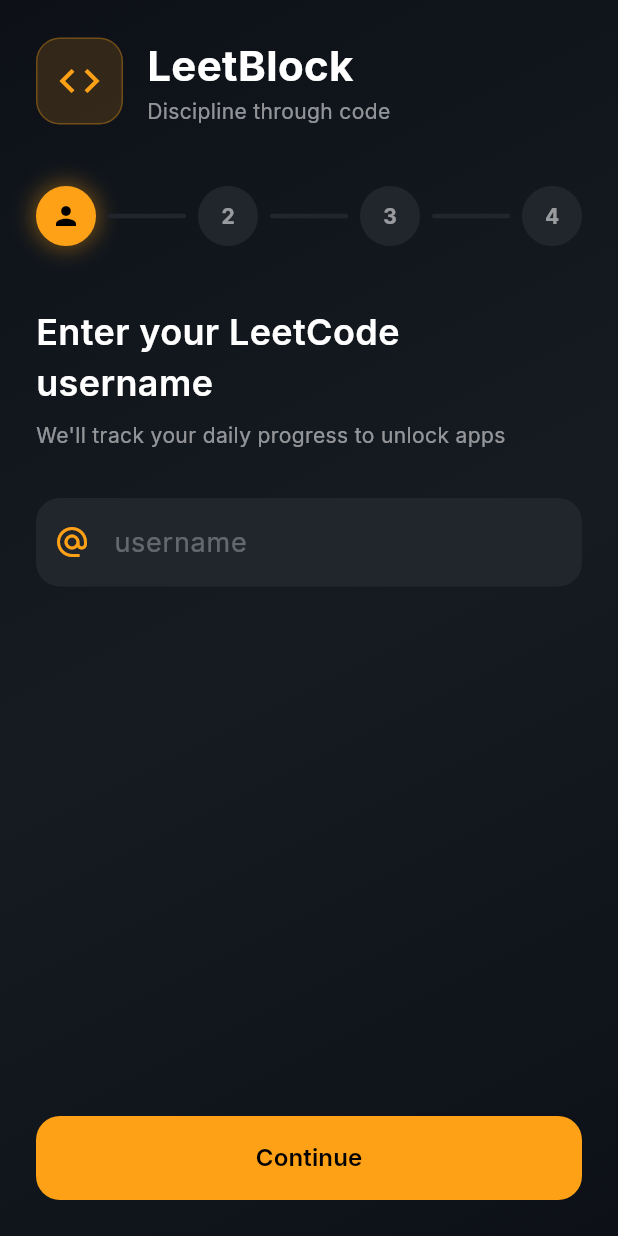
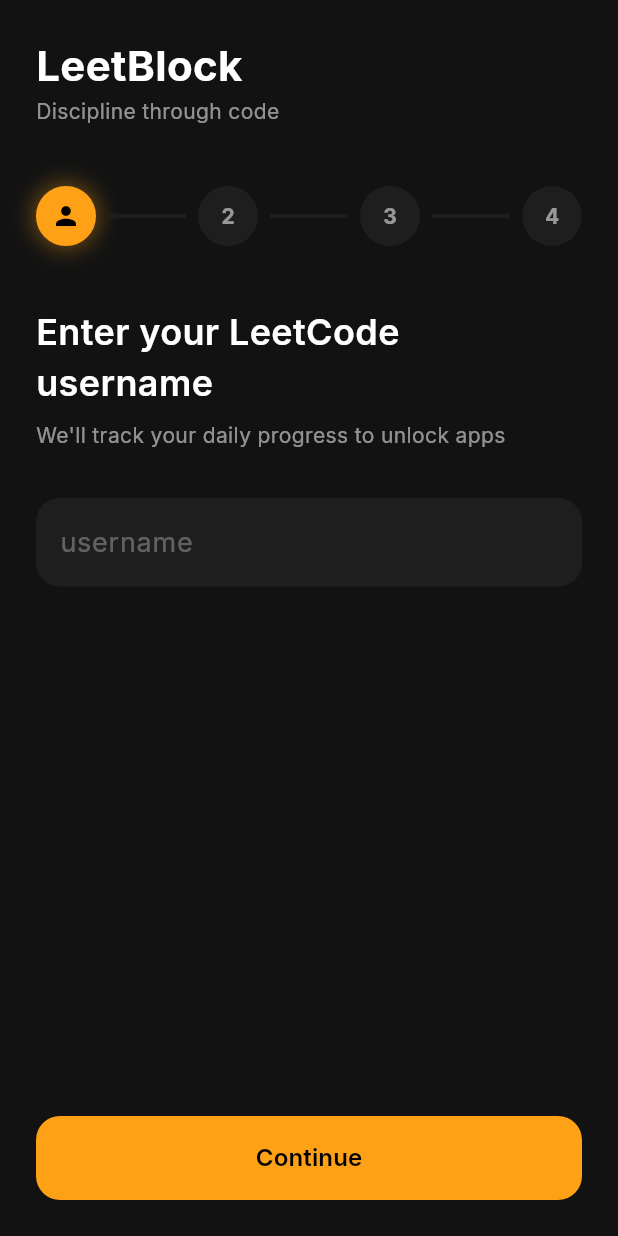
Before and after one commit to FFlap/LeetBlock, a Flutter app: the screen it shows after launch, on a phone screen of 412 x 824 dp. Run offline on Flutter 3.47's test engine with Material 3 defaults, Android fonts, the phone set to English and light mode, and no system bars; drawn by our look-alikes of flutter_animate; our stand-ins replace google_fonts, permission_handler, shared_preferences; missing offline and left inert: installed_apps.

Commit message:
Onboarding UI Consistency
- Made font and background color to be consistent with the rest of the UI
- Fix toggle switches to not show outlines
- Rename the Personal Stats headers again

```diff
--- a/lib/screens/settings/penalty_settings_screen.dart
+++ b/lib/screens/settings/penalty_settings_screen.dart
@@ -73,10 +73,11 @@ class PenaltySettingsScreen extends StatelessWidget {
                         Switch(
                           value: provider.penaltyEnabled,
                           onChanged: (value) => provider.setPenaltyEnabled(value),
-                          activeColor: const Color(0xFFFFA116), // Changed to orange
+                          activeColor: const Color(0xFFFFA116),
                           activeTrackColor: const Color(0xFFFFA116).withOpacity(0.3),
                           inactiveThumbColor: Colors.white38,
                           inactiveTrackColor: Colors.white12,
+                          trackOutlineColor: WidgetStateProperty.all(Colors.transparent),
                         ),
                       ],
                     ),
--- a/lib/screens/settings_screen.dart
+++ b/lib/screens/settings_screen.dart
@@ -762,6 +762,7 @@ class _SettingsScreenState extends State<SettingsScreen> {
         activeTrackColor: const Color(0xFFFFA116).withOpacity(0.3),
         inactiveThumbColor: Colors.white38,
         inactiveTrackColor: Colors.white10,
+        trackOutlineColor: WidgetStateProperty.all(Colors.transparent),
       ),
     ).animate().fadeIn();
   }
--- a/lib/screens/setup_screen.dart
+++ b/lib/screens/setup_screen.dart
@@ -1,4 +1,5 @@
 import 'package:flutter/material.dart';
+import 'package:google_fonts/google_fonts.dart';
 import 'package:provider/provider.dart';
 import 'package:flutter_animate/flutter_animate.dart';
 import 'package:permission_handler/permission_handler.dart';
@@ -70,19 +71,8 @@ class _SetupScreenState extends State<SetupScreen> {
   @override
   Widget build(BuildContext context) {
     return Scaffold(
-      body: Container(
-        decoration: const BoxDecoration(
-          gradient: LinearGradient(
-            begin: Alignment.topLeft,
-            end: Alignment.bottomRight,
-            colors: [
-              Color(0xFF0D1117),
-              Color(0xFF161B22),
-              Color(0xFF0D1117),
-            ],
-          ),
-        ),
-        child: SafeArea(
+      backgroundColor: const Color(0xFF121212),
+      body: SafeArea(
         child: Padding(
           padding: const EdgeInsets.all(24.0),
           child: Column(
@@ -99,7 +89,6 @@ class _SetupScreenState extends State<SetupScreen> {
           ),
         ),
       ),
-      ),
     );
   }
 
@@ -107,30 +96,12 @@ class _SetupScreenState extends State<SetupScreen> {
     return Column(
       crossAxisAlignment: CrossAxisAlignment.start,
       children: [
-        Row(
-          children: [
-            Container(
-              padding: const EdgeInsets.all(12),
-              decoration: BoxDecoration(
-                color: const Color(0xFFFFA116).withOpacity(0.15),
-                borderRadius: BorderRadius.circular(16),
-                border: Border.all(
-                  color: const Color(0xFFFFA116).withOpacity(0.3),
-                ),
-              ),
-              child: const Icon(
-                Icons.code,
-                color: Color(0xFFFFA116),
-                size: 32,
-              ),
-            ),
-            const SizedBox(width: 16),
         Column(
           crossAxisAlignment: CrossAxisAlignment.start,
           children: [
             Text(
               'LeetBlock',
-                  style: TextStyle(
+              style: GoogleFonts.inter(
                 fontSize: 28,
                 fontWeight: FontWeight.bold,
                 color: Colors.white,
@@ -138,12 +109,10 @@ class _SetupScreenState extends State<SetupScreen> {
             ),
             Text(
               'Discipline through code',
-                  style: TextStyle(
+              style: GoogleFonts.inter(
                 fontSize: 14,
                 color: Colors.white54,
               ),
-                ),
-              ],
             ),
           ],
         ).animate().fadeIn(duration: 600.ms).slideX(begin: -0.2),
@@ -171,7 +140,7 @@ class _SetupScreenState extends State<SetupScreen> {
       height: 40,
       decoration: BoxDecoration(
         shape: BoxShape.circle,
-        color: isActive ? const Color(0xFFFFA116) : const Color(0xFF21262D),
+        color: isActive ? const Color(0xFFFFA116) : const Color(0xFF1E1E1E),
         border: Border.all(
           color: isCurrent ? const Color(0xFFFFA116) : Colors.transparent,
           width: 2,
@@ -195,7 +164,7 @@ class _SetupScreenState extends State<SetupScreen> {
               )
             : Text(
                 '${step + 1}',
-                style: TextStyle(
+                style: GoogleFonts.inter(
                   color: Colors.white54,
                   fontWeight: FontWeight.bold,
                 ),
@@ -227,7 +196,7 @@ class _SetupScreenState extends State<SetupScreen> {
         height: 3,
         margin: const EdgeInsets.symmetric(horizontal: 8),
         decoration: BoxDecoration(
-          color: isActive ? const Color(0xFFFFA116) : const Color(0xFF21262D),
+          color: isActive ? const Color(0xFFFFA116) : const Color(0xFF1E1E1E),
           borderRadius: BorderRadius.circular(2),
         ),
       ),
@@ -259,7 +228,7 @@ class _SetupScreenState extends State<SetupScreen> {
             children: [
               Text(
                 'Enter your LeetCode username',
-                style: TextStyle(
+                style: GoogleFonts.inter(
                   fontSize: 24,
                   fontWeight: FontWeight.w600,
                   color: Colors.white,
@@ -268,7 +237,7 @@ class _SetupScreenState extends State<SetupScreen> {
               const SizedBox(height: 8),
               Text(
                 'We\'ll track your daily progress to unlock apps',
-                style: TextStyle(
+                style: GoogleFonts.inter(
                   fontSize: 14,
                   color: Colors.white54,
                 ),
@@ -276,21 +245,17 @@ class _SetupScreenState extends State<SetupScreen> {
               const SizedBox(height: 32),
               TextFormField(
                 controller: _usernameController,
-                style: TextStyle(
+                style: GoogleFonts.inter(
                   color: Colors.white,
                   fontSize: 18,
                 ),
                 decoration: InputDecoration(
                   hintText: 'username',
-                  hintStyle: TextStyle(
+                  hintStyle: GoogleFonts.inter(
                     color: Colors.white30,
                   ),
-                  prefixIcon: const Icon(
-                    Icons.alternate_email,
-                    color: Color(0xFFFFA116),
-                  ),
                   filled: true,
-                  fillColor: const Color(0xFF21262D),
+                  fillColor: const Color(0xFF1E1E1E),
                   border: OutlineInputBorder(
                     borderRadius: BorderRadius.circular(16),
                     borderSide: BorderSide.none,
@@ -302,7 +267,7 @@ class _SetupScreenState extends State<SetupScreen> {
                       width: 2,
                     ),
                   ),
-                  errorStyle: TextStyle(
+                  errorStyle: GoogleFonts.inter(
                     color: const Color(0xFFFF6B6B),
                   ),
                 ),
@@ -334,7 +299,7 @@ class _SetupScreenState extends State<SetupScreen> {
                       Expanded(
                         child: Text(
                           provider.error!,
-                          style: TextStyle(
+                          style: GoogleFonts.inter(
                             color: const Color(0xFFFF6B6B),
                           ),
                         ),
@@ -368,7 +333,7 @@ class _SetupScreenState extends State<SetupScreen> {
                         )
                       : Text(
                           'Continue',
-                          style: TextStyle(
+                          style: GoogleFonts.inter(
                             fontSize: 16,
                             fontWeight: FontWeight.w600,
                           ),
@@ -388,7 +353,7 @@ class _SetupScreenState extends State<SetupScreen> {
       children: [
         Text(
           'Set your daily quota',
-          style: TextStyle(
+          style: GoogleFonts.inter(
             fontSize: 24,
             fontWeight: FontWeight.w600,
             color: Colors.white,
@@ -397,7 +362,7 @@ class _SetupScreenState extends State<SetupScreen> {
         const SizedBox(height: 8),
         Text(
           'How many LeetCode problems must you solve daily?',
-          style: TextStyle(
+          style: GoogleFonts.inter(
             fontSize: 14,
             color: Colors.white54,
           ),
@@ -408,7 +373,7 @@ class _SetupScreenState extends State<SetupScreen> {
             children: [
               Text(
                 '$_selectedQuota',
-                style: TextStyle(
+                style: GoogleFonts.inter(
                   fontSize: 72,
                   fontWeight: FontWeight.bold,
                   color: const Color(0xFFFFA116),
@@ -416,7 +381,7 @@ class _SetupScreenState extends State<SetupScreen> {
               ).animate().fadeIn(delay: 200.ms).scale(),
               Text(
                 _selectedQuota == 1 ? 'problem per day' : 'problems per day',
-                style: TextStyle(
+                style: GoogleFonts.inter(
                   fontSize: 16,
                   color: Colors.white54,
                 ),
@@ -427,7 +392,7 @@ class _SetupScreenState extends State<SetupScreen> {
                 child: SliderTheme(
                   data: SliderTheme.of(context).copyWith(
                     activeTrackColor: const Color(0xFFFFA116),
-                    inactiveTrackColor: const Color(0xFF21262D),
+                    inactiveTrackColor: const Color(0xFF252525),
                     thumbColor: const Color(0xFFFFA116),
                     overlayColor: const Color(0xFFFFA116).withOpacity(0.2),
                     trackHeight: 8,
@@ -447,18 +412,21 @@ class _SetupScreenState extends State<SetupScreen> {
                 ),
               ).animate().fadeIn(delay: 300.ms),
               const SizedBox(height: 16),
-              Row(
+              Padding(
+                padding: const EdgeInsets.symmetric(horizontal: 24),
+                child: Row(
                   mainAxisAlignment: MainAxisAlignment.spaceBetween,
                   children: [
                     Text(
                       '1',
-                    style: TextStyle(color: Colors.white38),
+                      style: GoogleFonts.inter(color: Colors.white38),
                     ),
                     Text(
                       '10',
-                    style: TextStyle(color: Colors.white38),
+                      style: GoogleFonts.inter(color: Colors.white38),
                     ),
                   ],
+                ),
               ),
             ],
           ),
@@ -479,7 +447,7 @@ class _SetupScreenState extends State<SetupScreen> {
             ),
             child: Text(
               'Continue',
-              style: TextStyle(
+              style: GoogleFonts.inter(
                 fontSize: 16,
                 fontWeight: FontWeight.w600,
               ),
@@ -496,7 +464,7 @@ class _SetupScreenState extends State<SetupScreen> {
       children: [
         Text(
           'Enable Notifications',
-          style: TextStyle(
+          style: GoogleFonts.inter(
             fontSize: 24,
             fontWeight: FontWeight.w600,
             color: Colors.white,
@@ -505,7 +473,7 @@ class _SetupScreenState extends State<SetupScreen> {
         const SizedBox(height: 8),
         Text(
           'We need this to warn you before penalties and show the persistent blocker notification.',
-          style: TextStyle(
+          style: GoogleFonts.inter(
             fontSize: 14,
             color: Colors.white54,
           ),
@@ -519,7 +487,7 @@ class _SetupScreenState extends State<SetupScreen> {
                 Container(
                   padding: const EdgeInsets.all(24),
                   decoration: BoxDecoration(
-                    color: const Color(0xFF21262D),
+                    color: const Color(0xFF1E1E1E),
                     shape: BoxShape.circle,
                   ),
                   child: const Icon(
@@ -531,7 +499,7 @@ class _SetupScreenState extends State<SetupScreen> {
                 const SizedBox(height: 24),
                 Text(
                   'Stay informed!',
-                  style: TextStyle(
+                  style: GoogleFonts.inter(
                     fontSize: 18,
                     color: Colors.white70,
                   ),
@@ -555,7 +523,7 @@ class _SetupScreenState extends State<SetupScreen> {
             ),
             child: Text(
               'Enable Notifications',
-              style: TextStyle(
+              style: GoogleFonts.inter(
                 fontSize: 16,
                 fontWeight: FontWeight.w600,
               ),
@@ -572,7 +540,7 @@ class _SetupScreenState extends State<SetupScreen> {
             },
             child: Text(
               'Skip for now',
-              style: TextStyle(
+              style: GoogleFonts.inter(
                 color: Colors.white38,
                 fontSize: 14,
               ),
@@ -589,7 +557,7 @@ class _SetupScreenState extends State<SetupScreen> {
       children: [
         Text(
           'Select apps to block',
-          style: TextStyle(
+          style: GoogleFonts.inter(
             fontSize: 24,
             fontWeight: FontWeight.w600,
             color: Colors.white,
@@ -598,7 +566,7 @@ class _SetupScreenState extends State<SetupScreen> {
         const SizedBox(height: 8),
         Text(
           'These apps will be blocked until you complete your daily quota',
-          style: TextStyle(
+          style: GoogleFonts.inter(
             fontSize: 14,
             color: Colors.white54,
           ),
@@ -612,7 +580,7 @@ class _SetupScreenState extends State<SetupScreen> {
                 Container(
                   padding: const EdgeInsets.all(24),
                   decoration: BoxDecoration(
-                    color: const Color(0xFF21262D),
+                    color: const Color(0xFF1E1E1E),
                     shape: BoxShape.circle,
                   ),
                   child: const Icon(
@@ -624,7 +592,7 @@ class _SetupScreenState extends State<SetupScreen> {
                 const SizedBox(height: 24),
                 Text(
                   'Choose wisely!',
-                  style: TextStyle(
+                  style: GoogleFonts.inter(
                     fontSize: 18,
                     color: Colors.white70,
                   ),
@@ -648,7 +616,7 @@ class _SetupScreenState extends State<SetupScreen> {
             ),
             child: Text(
               'Select Apps',
-              style: TextStyle(
+              style: GoogleFonts.inter(
                 fontSize: 16,
                 fontWeight: FontWeight.w600,
               ),
--- a/lib/widgets/study_preferences_dialog.dart
+++ b/lib/widgets/study_preferences_dialog.dart
@@ -118,6 +118,10 @@ class _StudyPreferencesDialogState extends State<StudyPreferencesDialog> {
                 ),
                 value: _isStudyList,
                 activeColor: const Color(0xFFFFA116),
+                activeTrackColor: const Color(0xFFFFA116).withOpacity(0.3),
+                inactiveThumbColor: Colors.white38,
+                inactiveTrackColor: Colors.white10,
+                trackOutlineColor: WidgetStateProperty.all(Colors.transparent),
                 onChanged: (value) {
                   setState(() => _isStudyList = value);
                 },
```
Also changed, not shown: lib/screens/app_selection_screen.dart (+5 -17 lines), lib/screens/statistics_screen.dart (+19 -4 lines). Lines whose indentation alone changed are shown as unchanged.
